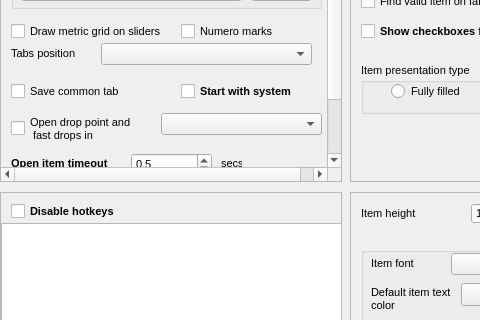
First picture: the form in dialogs/settings_dialog.ui, repository jeyboy/playo3, before the edit; both pictures show x 0 to 480 and y 108 to 428 of the 1050 by 949 pixel window.
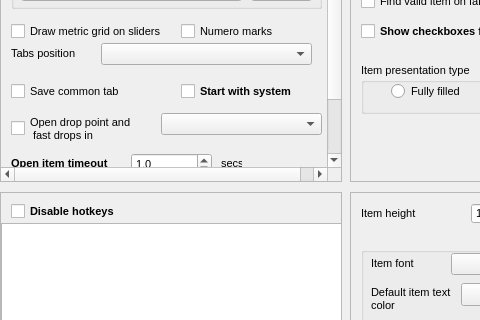
Second picture: the form after the edit.

Diff of the .ui file:
```diff
--- a/dialogs/settings_dialog.ui
+++ b/dialogs/settings_dialog.ui
@@ -1485,7 +1485,7 @@
       <number>1</number>
      </property>
      <property name="minimum">
-      <double>0.500000000000000</double>
+      <double>1.000000000000000</double>
      </property>
      <property name="maximum">
       <double>25000.000000000000000</double>
```
Left out of the diff: 4 changed lines with no effect on the pictures.
